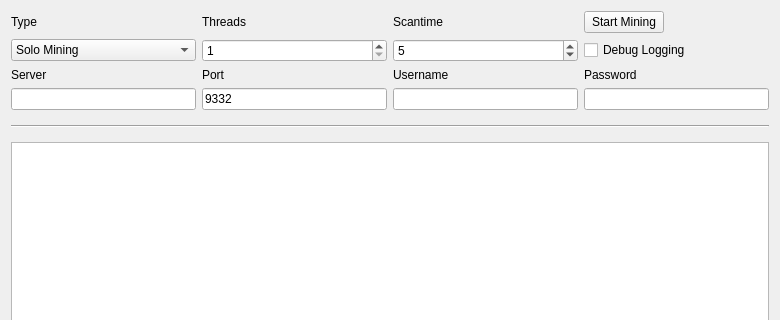
The window that src/qt/forms/miningpage.ui (Pranz/smallchange) describes before a commit, drawn with Qt 5; both pictures show x 0 to 780 and y 0 to 320 of the 780 by 636 pixel window.
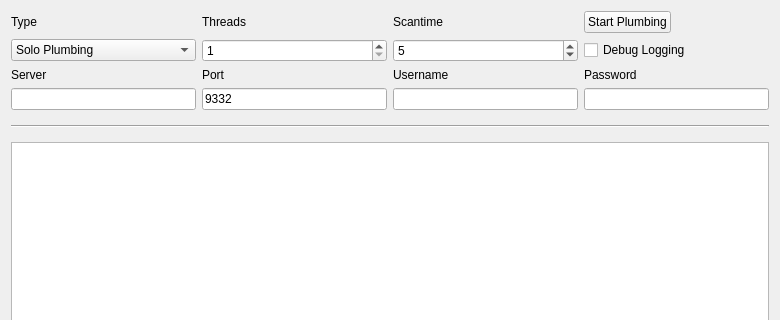
The same window after the commit.

```diff
--- a/src/qt/forms/miningpage.ui
+++ b/src/qt/forms/miningpage.ui
@@ -83,7 +83,7 @@
       </sizepolicy>
      </property>
      <property name="text">
-      <string>Start Mining</string>
+      <string>Start Plumbing</string>
      </property>
     </widget>
    </item>
@@ -202,7 +202,7 @@
      </property>
      <item>
       <property name="text">
-       <string>Solo Mining</string>
+       <string>Solo Plumbing</string>
       </property>
      </item>
      <item>
```
Left out of the diff: 8 changed lines with no effect on the pictures.
